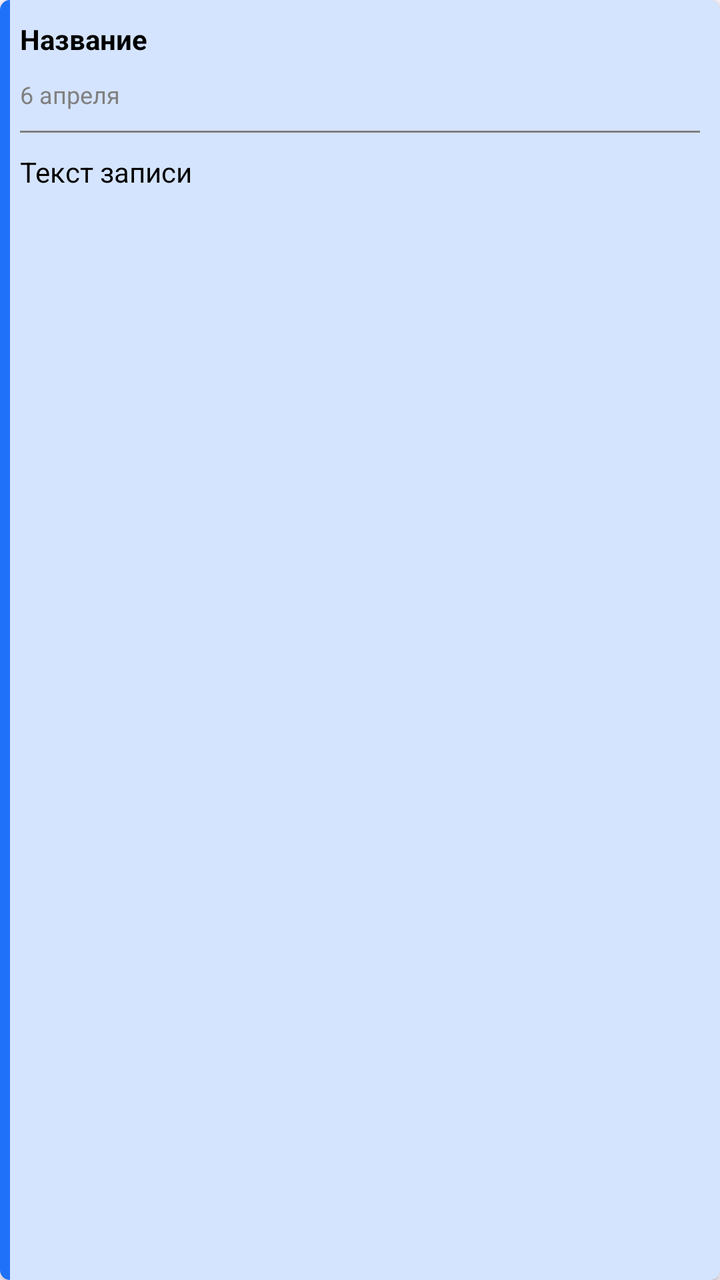
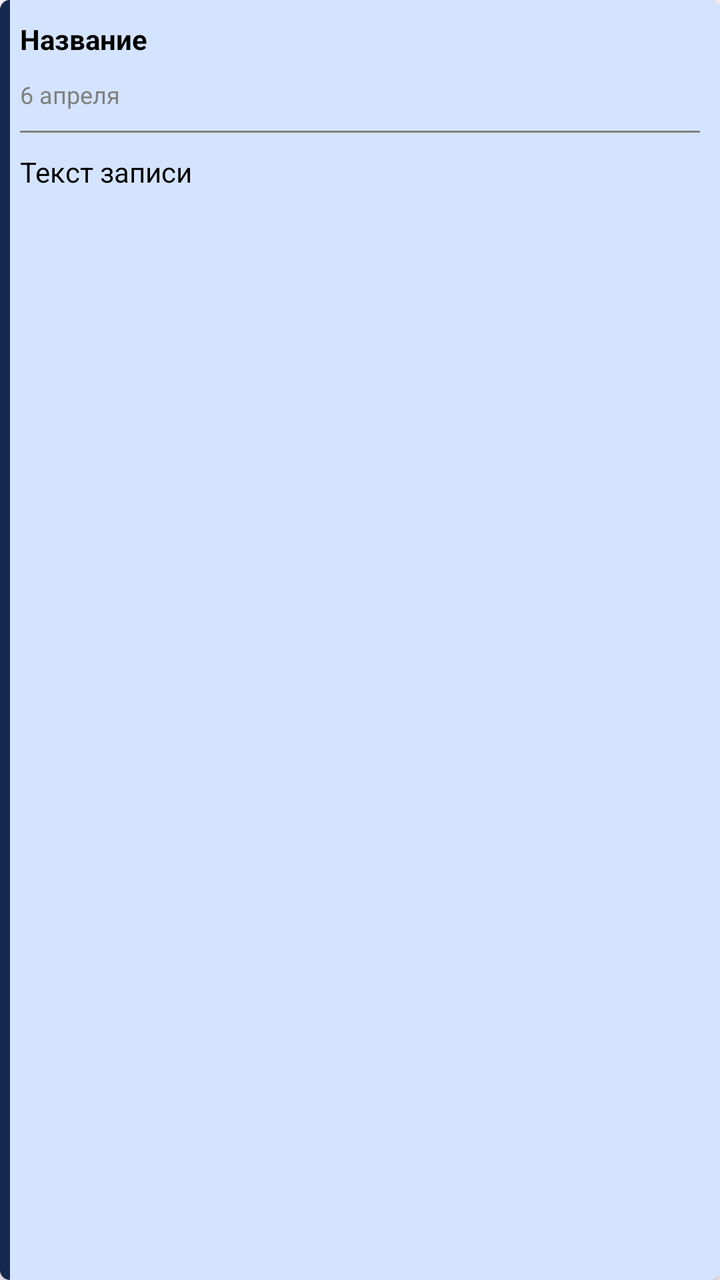

Compare the two renders of this Android layout. The source of the first and the diff that turns it into the second are given below.
<!-- AndroidManifest.xml: application theme Theme.Notes_Klimov -->
<!-- res/layout/item_note.xml -->
<?xml version="1.0" encoding="utf-8"?>
<androidx.constraintlayout.widget.ConstraintLayout xmlns:android="http://schemas.android.com/apk/res/android"
    android:layout_width="200dp"
    android:layout_height="200dp"
    android:layout_columnWeight="1"
    android:layout_margin="10dp"
    xmlns:app="http://schemas.android.com/apk/res-auto"
    android:orientation="horizontal">

    <androidx.cardview.widget.CardView
        android:layout_width="match_parent"
        android:layout_height="match_parent"
        app:cardCornerRadius="5dp">

        <LinearLayout
            android:id="@+id/leftLine"
            android:layout_width="5dp"
            android:layout_height="match_parent"
            android:background="#2071F9"
            android:orientation="horizontal">
        </LinearLayout>

        <LinearLayout
            android:id="@+id/linearLayoutItem"
            android:layout_width="match_parent"
            android:layout_height="match_parent"
            android:background="#302071F9"
            android:padding="10dp"
            android:orientation="vertical">

            <TextView
                android:id="@+id/tv_title"
                android:layout_width="match_parent"
                android:layout_height="wrap_content"
                android:text="Название"
                android:textColor="@color/black"
                android:textStyle="bold"/>

            <TextView
                android:id="@+id/tv_date"
                android:layout_width="match_parent"
                android:layout_height="wrap_content"
                android:layout_marginTop="10dp"
                android:layout_marginBottom="10dp"
                android:text="6 апреля"
                android:textSize="12sp"
                android:textColor="#808080"/>

            <LinearLayout
                android:layout_width="match_parent"
                android:layout_height="1dp"
                android:background="#808080"/>

            <TextView
                android:id="@+id/tv_text"
                android:layout_width="match_parent"
                android:layout_height="wrap_content"
                android:layout_marginTop="10dp"
                android:layout_marginBottom="10dp"
                android:text="Текст записи"
                android:textColor="@color/black"/>

        </LinearLayout>

    </androidx.cardview.widget.CardView>

</androidx.constraintlayout.widget.ConstraintLayout>
<!-- resources referenced by this layout -->
<resources>
  <color name="black">#FF000000</color>
  <style name="Theme.Notes_Klimov" parent="Base.Theme.Notes_Klimov" />
  <style name="Base.Theme.Notes_Klimov" parent="Theme.Material3.DayNight.NoActionBar">
          
          
      </style>
</resources>

<!-- the commit's change to res/layout/item_note.xml (unified diff, before → after) -->
@@ -1,6 +1,6 @@
 <?xml version="1.0" encoding="utf-8"?>
 <androidx.constraintlayout.widget.ConstraintLayout xmlns:android="http://schemas.android.com/apk/res/android"
-    android:layout_width="200dp"
+    android:layout_width="10dp"
     android:layout_height="200dp"
     android:layout_columnWeight="1"
     android:layout_margin="10dp"
@@ -16,9 +16,9 @@
             android:id="@+id/leftLine"
             android:layout_width="5dp"
             android:layout_height="match_parent"
-            android:background="#2071F9"
-            android:orientation="horizontal">
-        </LinearLayout>
+            android:background="#131826"
+
+            android:orientation="horizontal"></LinearLayout>
 
         <LinearLayout
             android:id="@+id/linearLayoutItem"
